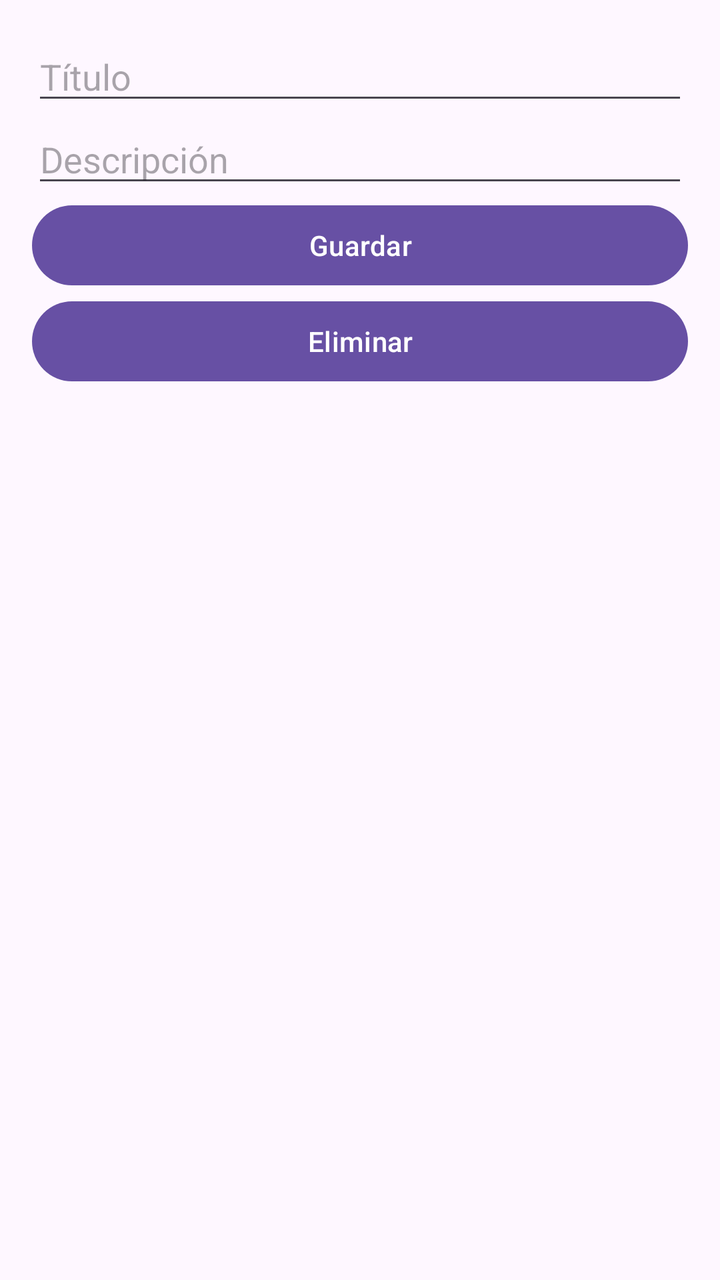
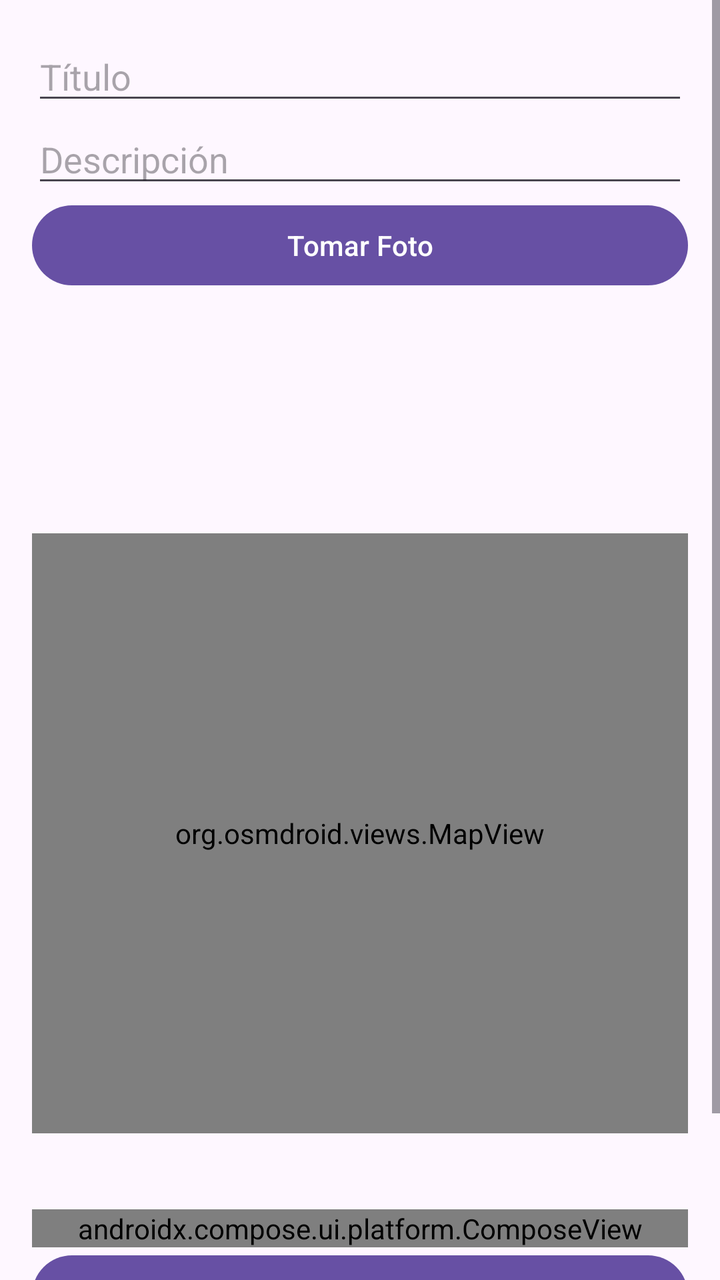

An Android layout rendered at two revisions. The XML below is the earlier revision; the diff shows what the commit changed to produce the second picture.
<!-- AndroidManifest.xml: application theme Theme.ReportAR -->
<!-- res/layout/fragment_incident_form.xml -->
<?xml version="1.0" encoding="utf-8"?>
<ScrollView
    xmlns:android="http://schemas.android.com/apk/res/android"
    android:layout_width="match_parent"
    android:layout_height="match_parent">

    <LinearLayout
        android:layout_width="match_parent"
        android:layout_height="wrap_content"
        android:orientation="vertical"
        android:padding="16dp">

        <EditText
            android:id="@+id/etTitle"
            android:layout_width="match_parent"
            android:layout_height="wrap_content"
            android:hint="Título"/>

        <EditText
            android:id="@+id/etDescription"
            android:layout_width="match_parent"
            android:layout_height="wrap_content"
            android:hint="Descripción"/>

        <Button
            android:id="@+id/btnSave"
            android:layout_width="match_parent"
            android:layout_height="wrap_content"
            android:text="Guardar"/>

        <Button
            android:id="@+id/btnDelete"
            android:layout_width="match_parent"
            android:layout_height="wrap_content"
            android:text="Eliminar"/>
    </LinearLayout>
</ScrollView>
<!-- resources referenced by this layout -->
<resources>
  <style name="Theme.ReportAR" parent="Base.Theme.ReportAR" />
  <style name="Base.Theme.ReportAR" parent="Theme.Material3.DayNight.NoActionBar">
          
          
      </style>
</resources>

<!-- the commit's change to res/layout/fragment_incident_form.xml (unified diff, before → after) -->
@@ -23,6 +23,37 @@
             android:hint="Descripción"/>
 
         <Button
+            android:id="@+id/btnTakePhoto"
+            android:layout_width="match_parent"
+            android:layout_height="wrap_content"
+            android:text="Tomar Foto"/>
+
+        <androidx.recyclerview.widget.RecyclerView
+            android:id="@+id/rvImages"
+            android:layout_width="match_parent"
+            android:layout_height="120dp"/>
+
+        <org.osmdroid.views.MapView
+            android:id="@+id/map"
+            android:layout_width="match_parent"
+            android:layout_height="300dp"/>
+
+        <TextView
+            android:id="@+id/tvLatitud"
+            android:layout_width="wrap_content"
+            android:layout_height="wrap_content"/>
+
+        <TextView
+            android:id="@+id/tvLongitud"
+            android:layout_width="wrap_content"
+            android:layout_height="wrap_content"/>
+
+        <androidx.compose.ui.platform.ComposeView
+            android:id="@+id/composeTags"
+            android:layout_width="match_parent"
+            android:layout_height="wrap_content"/>
+
+        <Button
             android:id="@+id/btnSave"
             android:layout_width="match_parent"
             android:layout_height="wrap_content"
